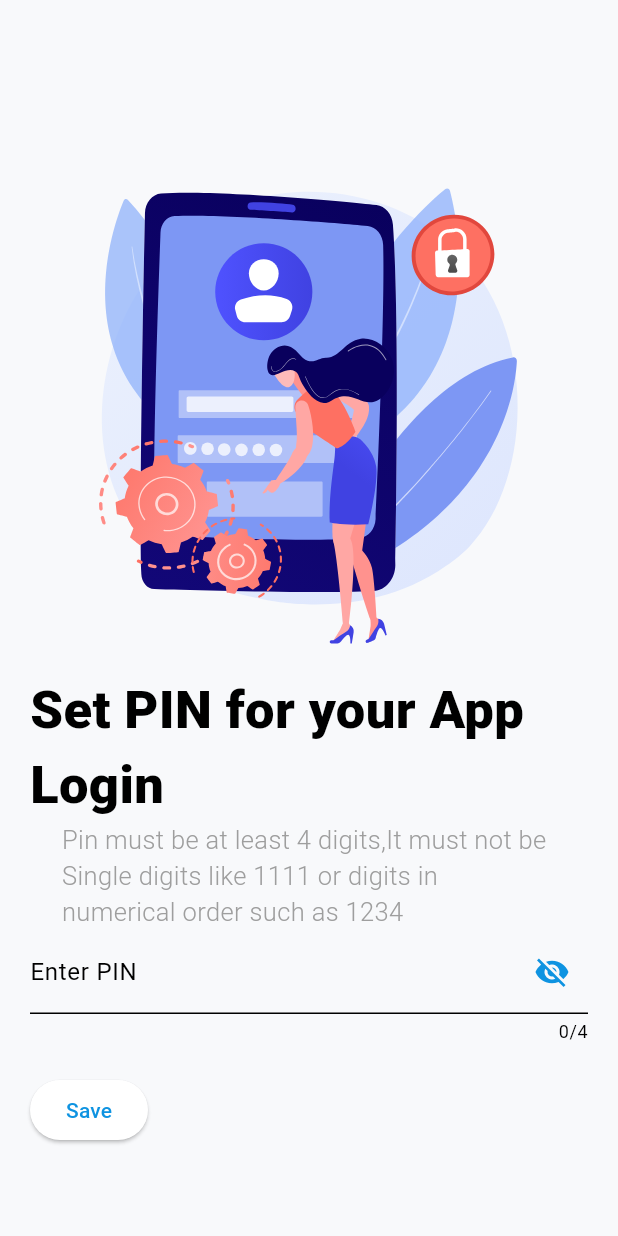
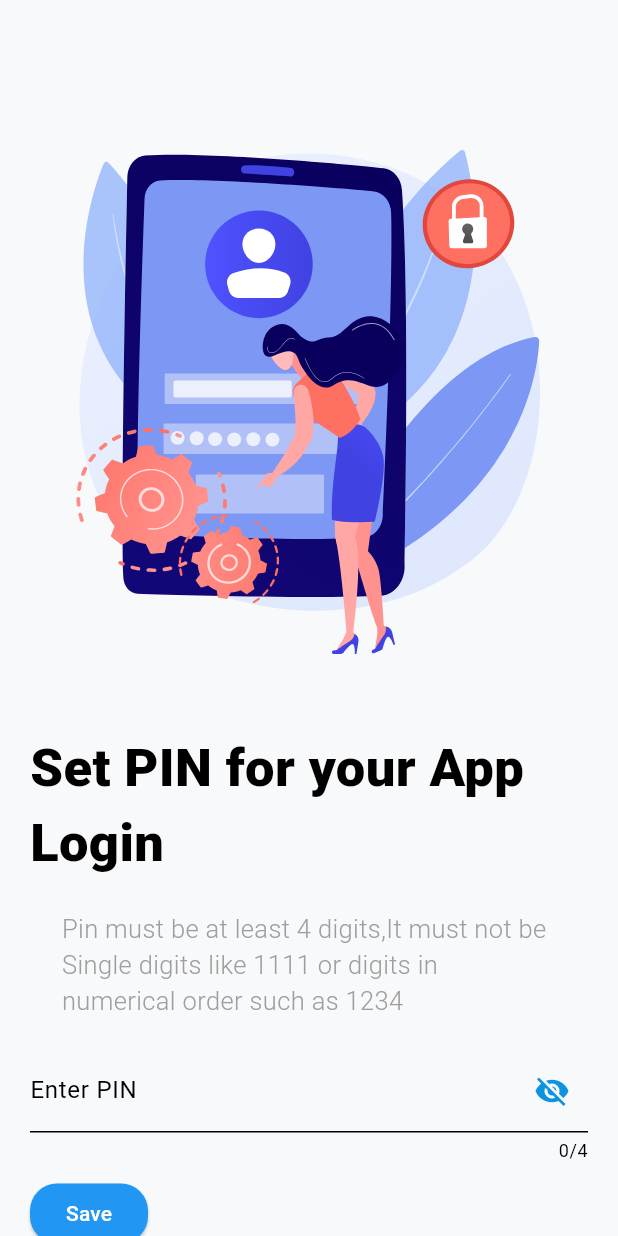
Before and after one commit to shyamPanoli93/gitProjectRepo, a Flutter app: the PinLoginPage screen opened by its route, on a phone screen of 412 x 824 dp. Run offline on Flutter 3.47's test engine with Material 3 defaults, Android fonts, the light colour scheme and no system bars; our stand-ins replace bloc, cloud_firestore, firebase_auth, firebase_core, flutter_bloc, formz and 4 more; accounts and stored records are empty; Roboto replaces fonts that are missing (Poppins).

Commit message:
New Update

```diff
--- a/lib/auth/login/loginCubit/login_cubit.dart
+++ b/lib/auth/login/loginCubit/login_cubit.dart
@@ -33,6 +33,7 @@ class LoginCubit extends Cubit<AuthState?> {
 
     emit(AuthState(AuthStateType.loading));
     try {
+      emit(AuthState(AuthStateType.loading));
       await _firebaseAuth.signInWithEmailAndPassword(
         email: email,
         password: password,
--- a/lib/auth/login/view/pin_log_registration.dart
+++ b/lib/auth/login/view/pin_log_registration.dart
@@ -1,10 +1,11 @@
 import 'dart:developer';
 
+import 'package:flutter/cupertino.dart';
 import 'package:flutter/material.dart';
+import 'package:flutter/services.dart';
 import 'package:lottie/lottie.dart';
 import 'package:product_management/assets.dart';
 import 'package:product_management/utils/shared_preference.dart';
-import 'package:shared_preferences/shared_preferences.dart';
 import '../../../common/constant.dart';
 import '../../../common/widget.dart';
 import '../../../route.dart';
@@ -17,7 +18,8 @@ class PinLoginPage extends StatefulWidget {
 class _PinLoginPageState extends State<PinLoginPage> {
   bool _passwordVisible = false;
   final TextEditingController _pinController = TextEditingController();
-  final String _pinKey = 'pin';
+  bool _isKeyboardVisible = false;
+  final FocusNode _focusNode = FocusNode();
 
   showError() {
     ScaffoldMessenger.of(context)
@@ -65,21 +67,18 @@ class _PinLoginPageState extends State<PinLoginPage> {
     }
   }
 
-   loginApp(){
+  loginApp() {
     if (savedPin.isEmpty) {
       ScaffoldMessenger.of(context)
         ..hideCurrentSnackBar()
         ..showSnackBar(
-            snackBarWhenFailure(snackBarFailureText: 'PIN is not set up')
-        );
+            snackBarWhenFailure(snackBarFailureText: 'PIN is not set up'));
     } else if (savedPin == _pinController.text) {
       Navigator.pushNamed(context, Routes.homeScreen);
     } else {
       ScaffoldMessenger.of(context)
         ..hideCurrentSnackBar()
-        ..showSnackBar(
-            snackBarWhenFailure(snackBarFailureText:'Invalid PIN')
-        );
+        ..showSnackBar(snackBarWhenFailure(snackBarFailureText: 'Invalid PIN'));
     }
   }
 
@@ -87,6 +86,24 @@ class _PinLoginPageState extends State<PinLoginPage> {
   void initState() {
     getSharedPrefs();
     _passwordVisible = false;
+    _focusNode.addListener(
+      () => _onFocusChange,
+    );
+  }
+
+  @override
+  void dispose() {
+    _focusNode.removeListener(
+      () => _onFocusChange,
+    );
+    _focusNode.dispose();
+    super.dispose();
+  }
+
+  void _onFocusChange() {
+    setState(() {
+      _isKeyboardVisible = _focusNode.hasFocus;
+    });
   }
 
   @override
@@ -94,21 +111,21 @@ class _PinLoginPageState extends State<PinLoginPage> {
     return WillPopScope(
       onWillPop: () => _willPopCallback(),
       child: Scaffold(
-        resizeToAvoidBottomInset: false,
-        appBar: AppBar(
-          iconTheme: const IconThemeData(
-            color: Colors.black,
-          ),
-          backgroundColor: Colors.transparent,
-          automaticallyImplyLeading: false,
-        ),
+        resizeToAvoidBottomInset: true,
         body: SingleChildScrollView(
           child: Padding(
-            padding: EdgeInsets.all(20.0),
+            padding: const EdgeInsets.all(20.0),
             child: Column(
               mainAxisAlignment: MainAxisAlignment.center,
               children: [
-                Lottie.asset(pinLoginBg, fit: BoxFit.cover),
+                const SizedBox(height: 25.0),
+                AnimatedContainer(
+                    duration: const Duration(milliseconds: 300),
+                    height: _isKeyboardVisible
+                        ? MediaQuery.of(context).size.height * 0.3
+                        : MediaQuery.of(context).size.height * 0.5,
+                    child: Lottie.asset(pinLoginBg, fit: BoxFit.cover)),
+                const SizedBox(height: 30.0),
                 Text(
                   savedPin.isNotEmpty
                       ? 'Enter your PIN for App Login'
@@ -118,6 +135,7 @@ class _PinLoginPageState extends State<PinLoginPage> {
                       fontWeight: FontWeight.w800,
                       color: Colors.black),
                 ),
+                const SizedBox(height: 20.0),
                 SizedBox(
                   width: MediaQuery.of(context).size.width * 0.8,
                   child: const Text(
@@ -128,7 +146,9 @@ class _PinLoginPageState extends State<PinLoginPage> {
                           fontWeight: FontWeight.w300,
                           color: Colors.grey)),
                 ),
+                const SizedBox(height: 20.0),
                 TextField(
+                  focusNode: _focusNode,
                   controller: _pinController,
                   maxLength: 4,
                   decoration: InputDecoration(
@@ -152,14 +172,20 @@ class _PinLoginPageState extends State<PinLoginPage> {
                   keyboardType: TextInputType.number,
                   obscureText: !_passwordVisible,
                 ),
-                const SizedBox(height: 20.0),
+                const SizedBox(height: 10.0),
                 Align(
                   alignment: Alignment.centerLeft,
                   child: ElevatedButton(
+                    style: ElevatedButton.styleFrom(
+                      backgroundColor: Colors.blue,
+                      shape: RoundedRectangleBorder(
+                        borderRadius: BorderRadius.circular(18.0),
+                      ),
+                    ),
                     onPressed: () {
                       savedPin.isNotEmpty ? loginApp() : setUpPin();
                     },
-                    child: Text(savedPin.isNotEmpty ? 'Login' : 'Save'),
+                    child: Text(savedPin.isNotEmpty ? 'Login' : 'Save',style: const TextStyle(color: Colors.white),),
                   ),
                 ),
               ],
--- a/lib/common/widget.dart
+++ b/lib/common/widget.dart
@@ -1,4 +1,5 @@
 import 'package:flutter/material.dart';
+import 'package:product_management/common/methods.dart';
 
 import '../config/constants.dart';
 
@@ -64,12 +65,13 @@ SnackBar snackBarWhenSuccess() {
   );
 }
 
+
 OutlineInputBorder requestFormBorder = OutlineInputBorder(
   borderRadius: BorderRadius.circular(8.0),
-  borderSide: BorderSide(color: Color(0xffDFE7F6), width: 1),
+  borderSide: const BorderSide(color: Color(0xffDFE7F6), width: 1),
 );
 
 OutlineInputBorder leaveRequestBorder = OutlineInputBorder(
   borderRadius: BorderRadius.circular(8.0),
-  borderSide: BorderSide(color: Color(0xffDFE7F6), width: 1),
+  borderSide: const BorderSide(color: Color(0xffDFE7F6), width: 1),
 );
--- a/lib/main.dart
+++ b/lib/main.dart
@@ -3,6 +3,7 @@ import 'dart:developer';
 
 import 'package:firebase_core/firebase_core.dart';
 import 'package:flutter/material.dart';
+import 'package:flutter/services.dart';
 import 'package:product_management/common/app.dart';
 import 'package:product_management/route.dart';
 
@@ -10,6 +11,7 @@ import 'config/themes.dart';
 
 void main() async{
   WidgetsFlutterBinding.ensureInitialized();
+  SystemChrome.setEnabledSystemUIMode(SystemUiMode.manual, overlays: []);
   await Firebase.initializeApp(
     options: const FirebaseOptions(
         apiKey: "AIzaSyBSZ4nyhTAXSO_6zaeofhFtqOTDkaoznp4",
--- a/lib/welcome_screen.dart
+++ b/lib/welcome_screen.dart
@@ -1,4 +1,5 @@
 import 'package:flutter/material.dart';
+import 'package:flutter/services.dart';
 import 'package:lottie/lottie.dart';
 import 'package:product_management/assets.dart';
 import 'package:product_management/route.dart';
```
Also changed, not shown: lib/auth/login/view/loginBody.dart (+67 -33 lines), lib/auth/signUp/view/signUpBody.dart (+68 -30 lines), lib/common/custom_progress.dart (added, +111 -0 lines), lib/common/methods.dart (added, +29 -0 lines), lib/splash_screen.dart (+7 -0 lines), pubspec.lock.
